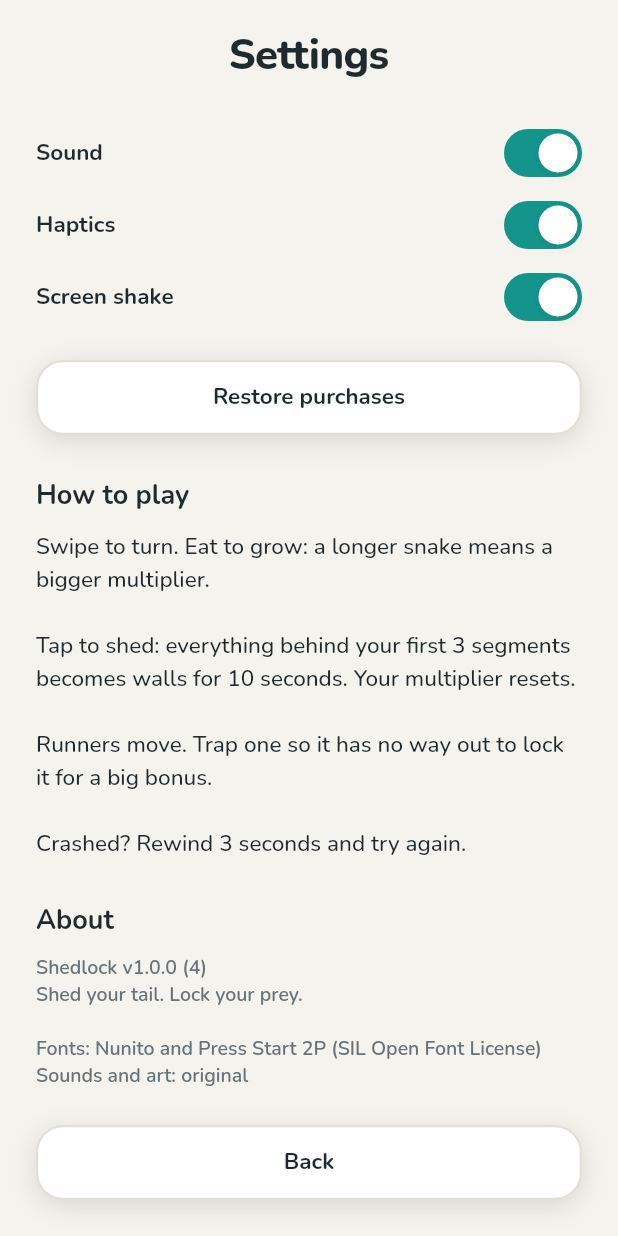
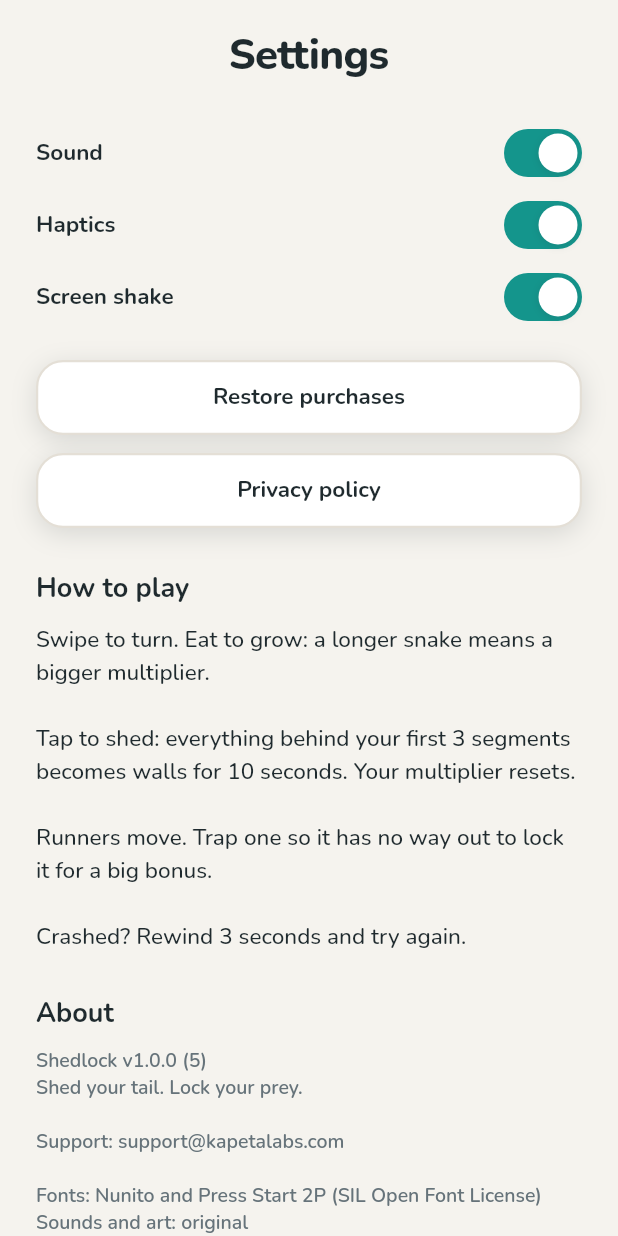
Before and after one commit to kapetaltd/Shedlock, a Flutter app: the SettingsScreen screen opened directly, on a phone screen of 412 x 824 dp. Run offline on Flutter 3.47's test engine with Material 3 defaults, Android fonts, the phone set to English and light mode, and no system bars; our stand-ins replace firebase_analytics, firebase_core, google_mobile_ads, in_app_purchase, package_info_plus, share_plus and 1 more; missing offline and left inert: flame, flame_audio; accounts and stored records are empty; statements that could not run were skipped.

Commit message:
Link the privacy policy from Settings; show the support email
Google Play requires the privacy policy to be reachable inside the app.
Settings now has a Privacy policy button (kapetalabs.com/shedlock/privacy,
opened in the browser via url_launcher) and shows support@kapetalabs.com.
Build number 5.

Co-Authored-By: Claude Opus 5.5 <noreply@anthropic.com>
Claude-Session: https://claude.ai/code/session_016tZP493LPbyUz9mYQnkxQS

```diff
--- a/lib/config/app_config.dart
+++ b/lib/config/app_config.dart
@@ -5,5 +5,9 @@ class AppConfig {
 
   /// UTC day that is "Shedlock #1": launch day. Days before it are shown
   /// as "Preview" instead of a number (see `dailyTag`).
+  /// Public pages on Kapeta's website (also entered in Play Console and AdMob).
+  static const String privacyPolicyUrl = 'https://www.kapetalabs.com/shedlock/privacy';
+  static const String supportEmail = 'support@kapetalabs.com';
+
   static final DateTime dailyEpoch = DateTime.utc(2026, 11, 1);
 }
--- a/lib/ui/screens/settings_screen.dart
+++ b/lib/ui/screens/settings_screen.dart
@@ -1,5 +1,6 @@
 import 'package:flutter/material.dart';
 import 'package:package_info_plus/package_info_plus.dart';
+import 'package:url_launcher/url_launcher.dart';
 
 import '../../config/app_config.dart';
 import '../../services/services.dart';
@@ -28,6 +29,14 @@ class _SettingsScreenState extends State<SettingsScreen> {
     PackageInfo.fromPlatform().then((info) {
       if (mounted) setState(() => _version = '${info.version} (${info.buildNumber})');
     }).catchError((Object _) {});
+  }
+
+  Future<void> _open(Uri uri) async {
+    try {
+      await launchUrl(uri, mode: LaunchMode.externalApplication);
+    } on Object catch (e) {
+      debugPrint('[settings] could not open $uri: $e');
+    }
   }
 
   @override
@@ -70,6 +79,12 @@ class _SettingsScreenState extends State<SettingsScreen> {
                     const SizedBox(height: 12),
                   ],
                   AppButton(label: 'Restore purchases', compact: true, onPressed: services.iap.restore),
+                  const SizedBox(height: 12),
+                  AppButton(
+                    label: 'Privacy policy',
+                    compact: true,
+                    onPressed: () => _open(Uri.parse(AppConfig.privacyPolicyUrl)),
+                  ),
                   const SizedBox(height: 28),
                   const Txt('How to play', role: TextRole.heading),
                   const SizedBox(height: 12),
@@ -86,6 +101,7 @@ class _SettingsScreenState extends State<SettingsScreen> {
                   Txt(
                     '${AppConfig.appName} ${_version.isEmpty ? '' : 'v$_version'}\n'
                     '${AppConfig.tagline}\n\n'
+                    'Support: ${AppConfig.supportEmail}\n\n'
                     'Fonts: Nunito and Press Start 2P (SIL Open Font License)\n'
                     'Sounds and art: original',
                     role: TextRole.caption,
--- a/pubspec.yaml
+++ b/pubspec.yaml
@@ -16,7 +16,7 @@ publish_to: 'none' # Remove this line if you wish to publish to pub.dev
 # https://developer.apple.com/library/archive/documentation/General/Reference/InfoPlistKeyReference/Articles/CoreFoundationKeys.html
 # In Windows, build-name is used as the major, minor, and patch parts
 # of the product and file versions while build-number is used as the build suffix.
-version: 1.0.0+4
+version: 1.0.0+5
 
 environment:
   sdk: ^3.13.5
@@ -43,6 +43,7 @@ dependencies:
   firebase_analytics: ^12.6.0
   flame_audio: ^2.12.2
   package_info_plus: ^10.2.2
+  url_launcher: ^6.3.3
 
 dev_dependencies:
   flutter_test:
```
Also changed, not shown: pubspec.lock, 3 other files.
